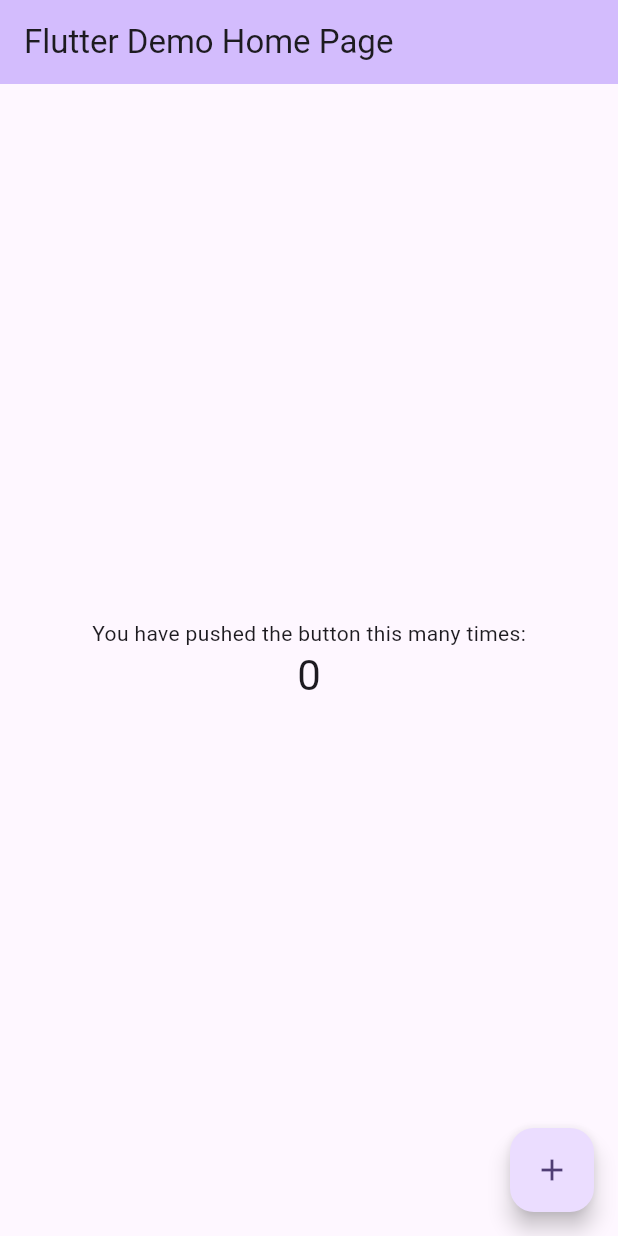
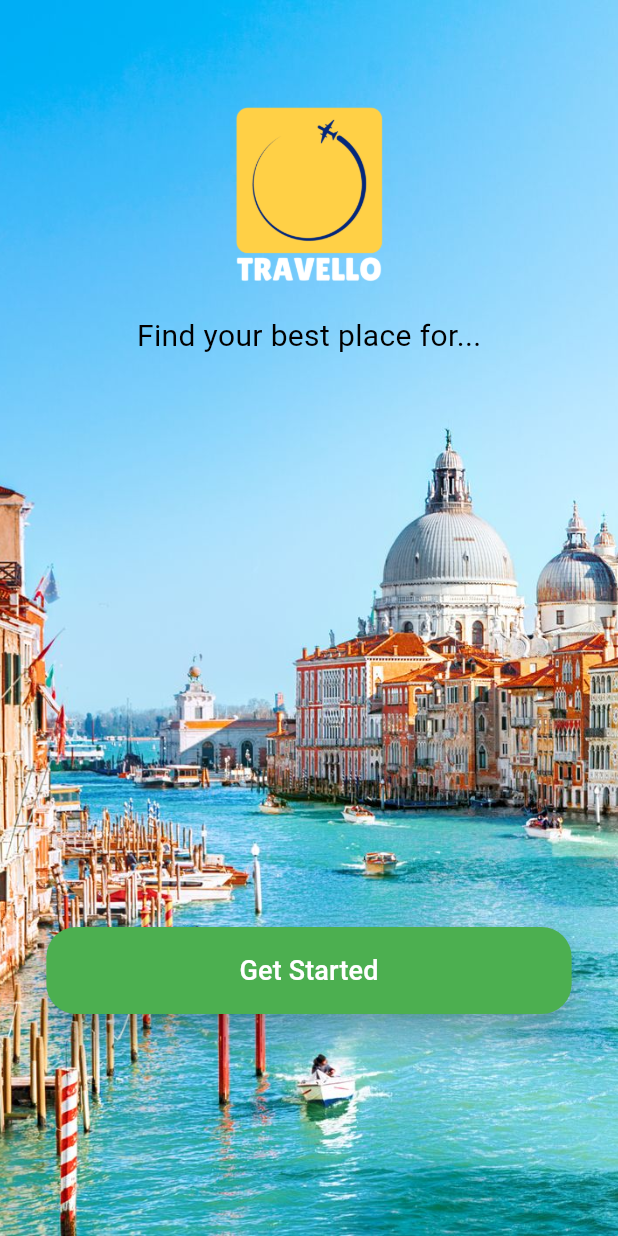
Before and after one commit to asad219/travello, a Flutter app: the screen it shows after launch, on a phone screen of 412 x 824 dp. Run offline on Flutter 3.47's test engine with Material 3 defaults, Android fonts, the phone set to English and light mode, and no system bars.

Commit message:
working on splash screen

```diff
--- a/lib/main.dart
+++ b/lib/main.dart
@@ -1,4 +1,7 @@
 import 'package:flutter/material.dart';
+import 'package:travello/views/startup/login/LoginScreen.dart';
+import 'package:travello/views/startup/signup/SignupScreen.dart';
+import 'package:travello/views/startup/spash/SplashScreen.dart';
 
 void main() {
   runApp(const MyApp());
@@ -11,42 +14,19 @@ class MyApp extends StatelessWidget {
   @override
   Widget build(BuildContext context) {
     return MaterialApp(
+      debugShowCheckedModeBanner: false,
       title: 'Flutter Demo',
       theme: ThemeData(
-        // This is the theme of your application.
-        //
-        // TRY THIS: Try running your application with "flutter run". You'll see
-        // the application has a purple toolbar. Then, without quitting the app,
-        // try changing the seedColor in the colorScheme below to Colors.green
-        // and then invoke "hot reload" (save your changes or press the "hot
-        // reload" button in a Flutter-supported IDE, or press "r" if you used
-        // the command line to start the app).
-        //
-        // Notice that the counter didn't reset back to zero; the application
-        // state is not lost during the reload. To reset the state, use hot
-        // restart instead.
-        //
-        // This works for code too, not just values: Most code changes can be
-        // tested with just a hot reload.
         colorScheme: ColorScheme.fromSeed(seedColor: Colors.deepPurple),
         useMaterial3: true,
       ),
-      home: const MyHomePage(title: 'Flutter Demo Home Page'),
+      home: const SplashScreen(),
     );
   }
 }
 
 class MyHomePage extends StatefulWidget {
   const MyHomePage({super.key, required this.title});
-
-  // This widget is the home page of your application. It is stateful, meaning
-  // that it has a State object (defined below) that contains fields that affect
-  // how it looks.
-
-  // This class is the configuration for the state. It holds the values (in this
-  // case the title) provided by the parent (in this case the App widget) and
-  // used by the build method of the State. Fields in a Widget subclass are
-  // always marked "final".
 
   final String title;
 
@@ -59,50 +39,19 @@ class _MyHomePageState extends State<MyHomePage> {
 
   void _incrementCounter() {
     setState(() {
-      // This call to setState tells the Flutter framework that something has
-      // changed in this State, which causes it to rerun the build method below
-      // so that the display can reflect the updated values. If we changed
-      // _counter without calling setState(), then the build method would not be
-      // called again, and so nothing would appear to happen.
       _counter++;
     });
   }
 
   @override
   Widget build(BuildContext context) {
-    // This method is rerun every time setState is called, for instance as done
-    // by the _incrementCounter method above.
-    //
-    // The Flutter framework has been optimized to make rerunning build methods
-    // fast, so that you can just rebuild anything that needs updating rather
-    // than having to individually change instances of widgets.
     return Scaffold(
       appBar: AppBar(
-        // TRY THIS: Try changing the color here to a specific color (to
-        // Colors.amber, perhaps?) and trigger a hot reload to see the AppBar
-        // change color while the other colors stay the same.
         backgroundColor: Theme.of(context).colorScheme.inversePrimary,
-        // Here we take the value from the MyHomePage object that was created by
-        // the App.build method, and use it to set our appbar title.
         title: Text(widget.title),
       ),
       body: Center(
-        // Center is a layout widget. It takes a single child and positions it
-        // in the middle of the parent.
         child: Column(
-          // Column is also a layout widget. It takes a list of children and
-          // arranges them vertically. By default, it sizes itself to fit its
-          // children horizontally, and tries to be as tall as its parent.
-          //
-          // Column has various properties to control how it sizes itself and
-          // how it positions its children. Here we use mainAxisAlignment to
-          // center the children vertically; the main axis here is the vertical
-          // axis because Columns are vertical (the cross axis would be
-          // horizontal).
-          //
-          // TRY THIS: Invoke "debug painting" (choose the "Toggle Debug Paint"
-          // action in the IDE, or press "p" in the console), to see the
-          // wireframe for each widget.
           mainAxisAlignment: MainAxisAlignment.center,
           children: <Widget>[
             const Text(
--- /dev/null
+++ b/lib/views/startup/login/LoginScreen.dart
@@ -0,0 +1,15 @@
+import 'package:flutter/material.dart';
+
+class LoginScreen extends StatefulWidget {
+  const LoginScreen({super.key});
+
+  @override
+  State<LoginScreen> createState() => _LoginScreenState();
+}
+
+class _LoginScreenState extends State<LoginScreen> {
+  @override
+  Widget build(BuildContext context) {
+    return Container();
+  }
+}
--- /dev/null
+++ b/lib/views/startup/signup/SignupScreen.dart
@@ -0,0 +1,16 @@
+import 'package:flutter/material.dart';
+import 'package:flutter/widgets.dart';
+
+class SignupScreen extends StatefulWidget {
+  const SignupScreen({super.key});
+
+  @override
+  State<SignupScreen> createState() => _SignupScreenState();
+}
+
+class _SignupScreenState extends State<SignupScreen> {
+  @override
+  Widget build(BuildContext context) {
+    return Container();
+  }
+}
--- /dev/null
+++ b/lib/views/startup/spash/SplashScreen.dart
@@ -0,0 +1,93 @@
+import 'package:flutter/material.dart';
+
+class SplashScreen extends StatefulWidget {
+  const SplashScreen({super.key});
+
+  @override
+  State<SplashScreen> createState() => _SplashScreenState();
+}
+
+class _SplashScreenState extends State<SplashScreen> {
+  @override
+  Widget build(BuildContext context) {
+    return Scaffold(
+      body: Stack(children: [
+        Container(
+          width: MediaQuery.sizeOf(context).width,
+          height: MediaQuery.sizeOf(context).height,
+          child: const Image(
+            image: AssetImage("assets/images/bg.jpg"),
+            fit: BoxFit.cover,
+          ),
+        ),
+        Center(
+          child: Column(
+            crossAxisAlignment: CrossAxisAlignment.center,
+            mainAxisAlignment: MainAxisAlignment.end,
+            children: [
+              const Expanded(
+                  flex: 3,
+                  child: Padding(
+                    padding: EdgeInsets.fromLTRB(0, 70, 0, 0),
+                    child: Column(
+                      children: [
+                        Image(
+                          image: AssetImage("assets/images/travello-logo.png"),
+                          width: 100,
+                        ),
+                        SizedBox(
+                          height: 20,
+                        ),
+                        Text(
+                          "Find your best place for...",
+                          style: TextStyle(color: Colors.black, fontSize: 20),
+                        )
+                      ],
+                    ),
+                  )),
+              Expanded(
+                  flex: 1,
+                  child: Column(
+                    children: [
+                      SizedBox(
+                        width: MediaQuery.sizeOf(context).width * .85,
+                        child: ElevatedButton(
+                          onPressed: () {},
+                          style: ElevatedButton.styleFrom(
+                            elevation: 10,
+                            backgroundColor: Colors.green,
+                            shape: RoundedRectangleBorder(
+                              borderRadius:
+                                  BorderRadius.circular(20), // <-- Radius
+                            ),
+                          ),
+                          child: const Padding(
+                            padding: EdgeInsets.symmetric(
+                              vertical: 16,
+                              horizontal: 6,
+                            ),
+                            child: Row(
+                              mainAxisAlignment: MainAxisAlignment.center,
+                              // crossAxisAlignment: CrossAxisAlignment.stretch,
+                              children: [
+                                Text(
+                                  "Get Started",
+                                  style: TextStyle(
+                                    fontSize: 18,
+                                    color: Colors.white,
+                                  ),
+                                )
+                              ],
+                            ),
+                          ),
+                        ),
+                      )
+                    ],
+                  )),
+            ],
+          ),
+        )
+      ]),
+    );
+  }
+}
--- a/pubspec.yaml
+++ b/pubspec.yaml
@@ -59,9 +59,9 @@ flutter:
   uses-material-design: true
 
   # To add assets to your application, add an assets section, like this:
-  # assets:
-  #   - images/a_dot_burr.jpeg
-  #   - images/a_dot_ham.jpeg
+  assets:
+    - assets/
+    - assets/images/
 
   # An image asset can refer to one or more resolution-specific "variants", see
   # https://flutter.dev/assets-and-images/#resolution-aware
```
Also changed, not shown: assets/images/bg.jpg (added), assets/images/travello-logo.png (added).
